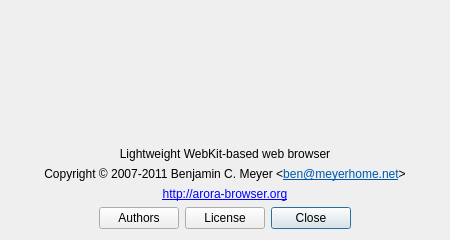
Above: src/aboutdialog.ui from Arora/arora before the change. Below: the same form after it.
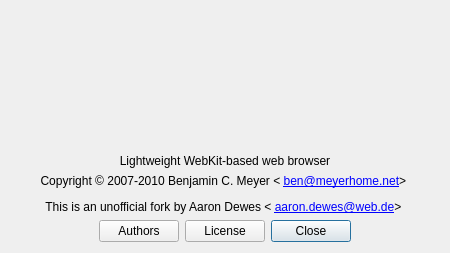
That is the form after the change.

Commit message: Add a note about this fork

What changed in the file:
```diff
--- a/src/aboutdialog.ui
+++ b/src/aboutdialog.ui
@@ -7,7 +7,7 @@
     <x>0</x>
     <y>0</y>
     <width>450</width>
-    <height>240</height>
+    <height>253</height>
    </rect>
   </property>
   <property name="modal">
@@ -133,33 +133,17 @@
       </sizepolicy>
      </property>
      <property name="text">
-      <string>&lt;!DOCTYPE HTML PUBLIC &quot;-//W3C//DTD HTML 4.0//EN&quot; &quot;http://www.w3.org/TR/REC-html40/strict.dtd&quot;&gt;
-&lt;html&gt;&lt;head&gt;&lt;meta name=&quot;qrichtext&quot; content=&quot;1&quot; /&gt;&lt;style type=&quot;text/css&quot;&gt;
-p, li { white-space: pre-wrap; }
-&lt;/style&gt;&lt;/head&gt;&lt;body style=&quot;font-size:9pt;&quot;&gt;
-&lt;p style=&quot; margin-top:0px; margin-bottom:0px; margin-left:0px; margin-right:0px; -qt-block-indent:0; text-indent:0px;&quot;&gt;Copyright © 2007-2011 Benjamin C. Meyer &amp;lt;&lt;a href=&quot;mailto:ben@meyerhome.net&quot;&gt;&lt;span style=&quot; text-decoration: underline; color:#0057ae;&quot;&gt;ben@meyerhome.net&lt;/span&gt;&lt;/a&gt;&amp;gt;&lt;/p&gt;&lt;/body&gt;&lt;/html&gt;</string>
-     </property>
-     <property name="alignment">
-      <set>Qt::AlignCenter</set>
-     </property>
-     <property name="openExternalLinks">
-      <bool>true</bool>
-     </property>
-     <property name="textInteractionFlags">
-      <set>Qt::LinksAccessibleByMouse|Qt::TextSelectableByMouse</set>
-     </property>
-    </widget>
-   </item>
-   <item>
-    <widget class="QLabel" name="sitelink">
-     <property name="sizePolicy">
-      <sizepolicy hsizetype="Preferred" vsizetype="Fixed">
-       <horstretch>0</horstretch>
-       <verstretch>0</verstretch>
-      </sizepolicy>
-     </property>
-     <property name="text">
-      <string>&lt;a href=&quot;http://arora-browser.org&quot;&gt;http://arora-browser.org&lt;/a&gt;</string>
+      <string>&lt;html&gt;
+&lt;body style=&quot; font-size:9pt;&quot;&gt;
+&lt;p&gt;
+Copyright © 2007-2010 Benjamin C. Meyer &amp;lt;
+&lt;a href=&quot;mailto:ben@meyerhome.net&quot;&gt;ben@meyerhome.net&lt;/a&gt;&amp;gt;
+&lt;/p&gt;
+&lt;p&gt;This is an unofficial fork by Aaron Dewes &amp;lt;
+&lt;a href=&quot;mailto:ben@meyerhome.net&quot;&gt;aaron.dewes@web.de&lt;/a&gt;&amp;gt;
+&lt;/p&gt;
+&lt;/body&gt;
+&lt;/html&gt;</string>
      </property>
      <property name="alignment">
       <set>Qt::AlignCenter</set>
```
